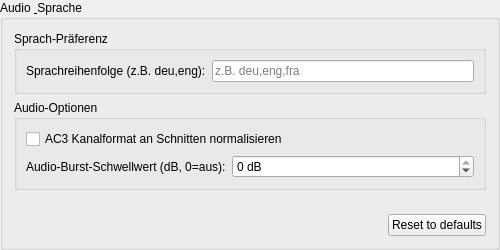
The window that ui/ttcutsettingsaudio.ui (MINIXJR/TTCut-ng) describes before a commit, drawn with Qt 5.
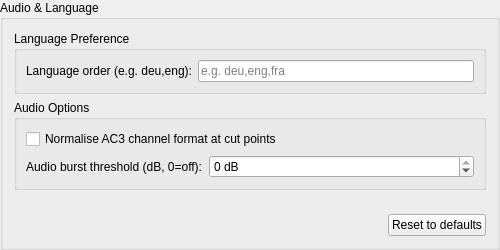
The same window after the commit.

Patch:
```diff
--- a/ui/ttcutsettingsaudio.ui
+++ b/ui/ttcutsettingsaudio.ui
@@ -5,22 +5,22 @@
   <property name="geometry">
    <rect><x>0</x><y>0</y><width>500</width><height>250</height></rect>
   </property>
-  <property name="title"><string>Audio &amp; Sprache</string></property>
+  <property name="title"><string>Audio &amp;&amp; Language</string></property>
   <layout class="QVBoxLayout">
    <item>
     <widget class="QGroupBox" name="gbAudioLang">
-     <property name="title"><string>Sprach-Präferenz</string></property>
+     <property name="title"><string>Language Preference</string></property>
      <layout class="QFormLayout">
       <item row="0" column="0">
        <widget class="QLabel" name="laLangPref">
-        <property name="text"><string>Sprachreihenfolge (z.B. deu,eng):</string></property>
-        <property name="toolTip"><string>Komma-getrennte Liste der bevorzugten Audio-Sprachen (ISO 639-2 Codes, z.B. deu,eng,fra). Steuert die Reihenfolge der Audio-Tracks im Cut-Dialog.</string></property>
+        <property name="text"><string>Language order (e.g. deu,eng):</string></property>
+        <property name="toolTip"><string>Comma-separated list of preferred audio languages (ISO 639-2 codes, e.g. deu,eng,fra). Controls the order of the audio tracks in the cut dialog.</string></property>
        </widget>
       </item>
       <item row="0" column="1">
        <widget class="QLineEdit" name="leAudioLangPref">
-        <property name="placeholderText"><string>z.B. deu,eng,fra</string></property>
-        <property name="toolTip"><string>Komma-getrennte Liste der bevorzugten Audio-Sprachen (ISO 639-2 Codes, z.B. deu,eng,fra). Steuert die Reihenfolge der Audio-Tracks im Cut-Dialog.</string></property>
+        <property name="placeholderText"><string>e.g. deu,eng,fra</string></property>
+        <property name="toolTip"><string>Comma-separated list of preferred audio languages (ISO 639-2 codes, e.g. deu,eng,fra). Controls the order of the audio tracks in the cut dialog.</string></property>
        </widget>
       </item>
      </layout>
@@ -28,20 +28,20 @@
    </item>
    <item>
     <widget class="QGroupBox" name="gbAudioOptions">
-     <property name="title"><string>Audio-Optionen</string></property>
+     <property name="title"><string>Audio Options</string></property>
      <layout class="QVBoxLayout">
       <item>
        <widget class="QCheckBox" name="cbNormalizeAcmod">
-        <property name="text"><string>AC3 Kanalformat an Schnitten normalisieren</string></property>
-        <property name="toolTip"><string>AC3-Kanalformat (acmod) an Cut-Punkten normalisieren. Verhindert Audio-Artefakte bei Sender-Wechseln im Stream (z.B. wenn ein Segment 5.1 und das nächste 2.0 ist).</string></property>
+        <property name="text"><string>Normalise AC3 channel format at cut points</string></property>
+        <property name="toolTip"><string>Normalise the AC3 channel format (acmod) at cut points. Prevents audio artefacts when the broadcaster changes within the stream (e.g. one segment is 5.1 and the next is 2.0).</string></property>
        </widget>
       </item>
       <item>
        <layout class="QFormLayout">
         <item row="0" column="0">
          <widget class="QLabel" name="laBurst">
-          <property name="text"><string>Audio-Burst-Schwellwert (dB, 0=aus):</string></property>
-          <property name="toolTip"><string>Schwellwert für Audio-Burst-Detection in dB unter dem Audio-Median. Werbe-Audio das vor dem Werbe-Video startet wird ab diesem Threshold erkannt und im Cut-Dialog gemeldet.</string></property>
+          <property name="text"><string>Audio burst threshold (dB, 0=off):</string></property>
+          <property name="toolTip"><string>Threshold for audio burst detection, in dB below the audio median. Advert audio that starts before the advert video is detected from this threshold and reported in the cut dialog.</string></property>
          </widget>
         </item>
         <item row="0" column="1">
```
Left out of the diff: 2 changed lines with no effect on the pictures.
